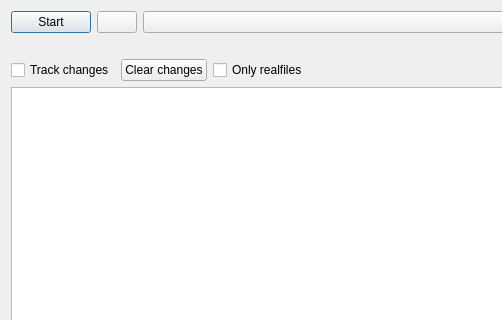
Above: ui/monitor.ui from iddekingej/ofgui before the change; both pictures show x 0 to 502 and y 0 to 320 of the 693 by 604 pixel window. Below: the same form after it.
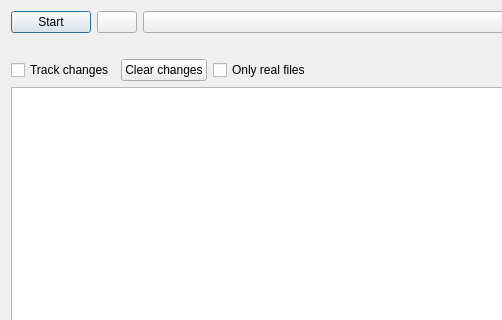
That is the form after the change. Icons and pictures are not drawn.

The edit to the form file:
```diff
--- a/ui/monitor.ui
+++ b/ui/monitor.ui
@@ -80,7 +80,7 @@
      <item>
       <widget class="QCheckBox" name="onlyRealFiles">
        <property name="text">
-        <string>Only realfiles</string>
+        <string>Only real files</string>
        </property>
       </widget>
      </item>
```
